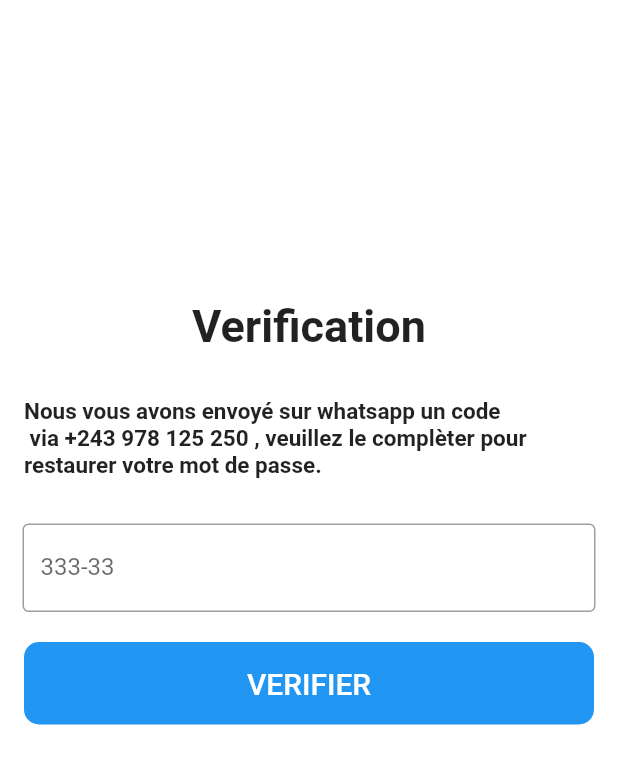
After one commit to W-Deposit/W-Deposit-Flutter-App, a Flutter app: the Forgot screen opened directly, on a phone screen of 412 x 824 dp. The commit adds this screen. Shown: the top 764 px of the screen. Run offline on Flutter 3.47's test engine with Material 2 defaults, Android fonts, the phone set to English and light mode, and no system bars; our stand-ins replace google_fonts, introduction_screen, shared_preferences; accounts and stored records are empty.

Commit message:
some updates

```diff
--- /dev/null
+++ b/lib/auth/forgot.dart
@@ -0,0 +1,84 @@
+import 'package:flutter/material.dart';
+import 'registration.dart';
+void main() {
+  runApp(Forgot());
+}
+
+class Forgot extends StatefulWidget {
+  @override
+  _ForgotState createState() => _ForgotState();
+}
+
+
+class _ForgotState extends State<Forgot> {
+  @override
+  Widget build(BuildContext context) {
+    return Scaffold(
+      backgroundColor: Colors.white,
+
+      body: SingleChildScrollView(
+        child: Column(
+          children: <Widget>[
+            Padding(
+              padding: const EdgeInsets.only(top: 200.0,bottom: 30),
+              child: Center(
+                child:Text(
+                  "Verification", style: TextStyle(
+                    fontFamily: 'Raleway',
+                    package: 'awesome_package',
+                    fontWeight:FontWeight.bold,
+                    fontSize: 30
+                ),
+                ),
+              ),
+            ),
+            Container(
+              width: 380,
+              child: Text(
+                "Nous vous avons envoyé sur whatsapp un code"+"\n"+" via +243 978 125 250 , veuillez le complèter pour restaurer votre mot de passe.", style: TextStyle(
+              fontFamily: 'Raleway',
+                  package: 'awesome_package',
+                  fontSize: 15,
+                fontWeight: FontWeight.bold
+              ),
+              ),
+            ),
+            SizedBox(
+              height: 30,
+            ),
+            Padding(
+              //padding: const EdgeInsets.only(left:15.0,right: 15.0,top:0,bottom: 0),
+              padding: EdgeInsets.symmetric(horizontal: 15),
+              child: TextField(
+                decoration: InputDecoration(
+                    border: OutlineInputBorder(),
+                    labelText: '333-33',
+                    hintText: 'XXX-XXX'),
+              ),
+            ),
+
+           SizedBox(height: 20,),
+            Container(
+              height: 55,
+              width: 380,
+              decoration: BoxDecoration(
+                  color: Colors.blue, borderRadius: BorderRadius.circular(10)),
+              child: FlatButton(
+                onPressed: () {
+
+                },
+                child: Text(
+                  'VERIFIER',
+                  style: TextStyle(color: Colors.white, fontSize: 20),
+                ),
+              ),
+            ),
+
+
+
+          ],
+        ),
+      ),
+    );
+  }
+}
--- a/lib/main.dart
+++ b/lib/main.dart
@@ -97,10 +97,10 @@ class _MyHomePageState extends State<MyHomePage> {
             ),
               titlePadding:EdgeInsets.only(bottom: 58)
           ),
-          title: "Vos transactions sont très sécurisées avec l'application W-Deposit.",
+          title: "Vos transactions sont très sécurisées avec l'application"+"\n"+" W-Deposit.",
           body: "",
           footer:SizedBox(
-            width: 300,
+            width: 350,
             height: 60,
             child: FlatButton(
               shape: RoundedRectangleBorder(borderRadius: BorderRadius.circular(5)),
--- a/pubspec.yaml
+++ b/pubspec.yaml
@@ -61,6 +61,7 @@ flutter:
     - assets/logo.png
     - assets/logo1.jpeg
     - assets/money.jpg
+    - assets/logo1.jpeg
 
   # An image asset can refer to one or more resolution-specific "variants", see
   # https://flutter.dev/assets-and-images/#resolution-aware.
```
Also changed, not shown: lib/Controllers/dabaseHelper.dart (+14 -7 lines), lib/api/api.dart (added, +35 -0 lines), lib/api/sucess.dart (added, +10 -0 lines), lib/auth/home.dart (+110 -27 lines), lib/auth/login.dart (+86 -168 lines), lib/models/api_error.dart (added), lib/models/api_response.dart (added), lib/models/user.dart (added), 8 other files.
